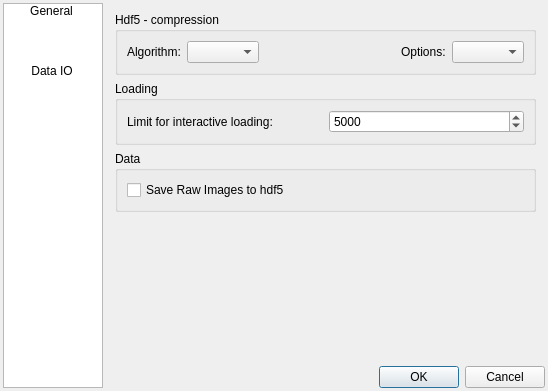
Above: cat/gui/prefdialog.ui from manerotoni/afw before the change. Below: the same form after it.
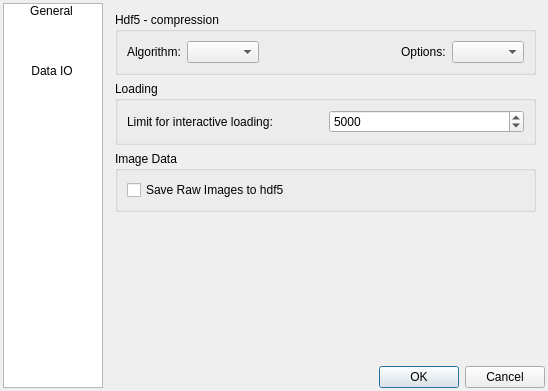
That is the form after the change. Icons and pictures are not drawn.

```diff
--- a/cat/gui/prefdialog.ui
+++ b/cat/gui/prefdialog.ui
@@ -284,7 +284,7 @@
          <item>
           <widget class="QGroupBox" name="gbox5">
            <property name="title">
-            <string>Data</string>
+            <string>Image Data</string>
            </property>
            <layout class="QHBoxLayout" name="horizontalLayout_3">
             <item>
```
